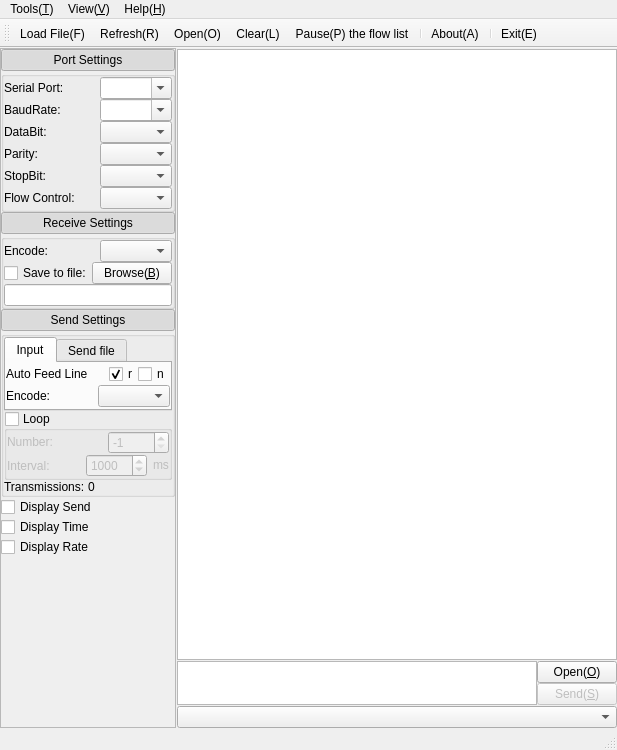
This is App/MainWindow.ui in KangLin/SerialPortAssistant as Qt 5 draws it before an edit. The edited form follows.
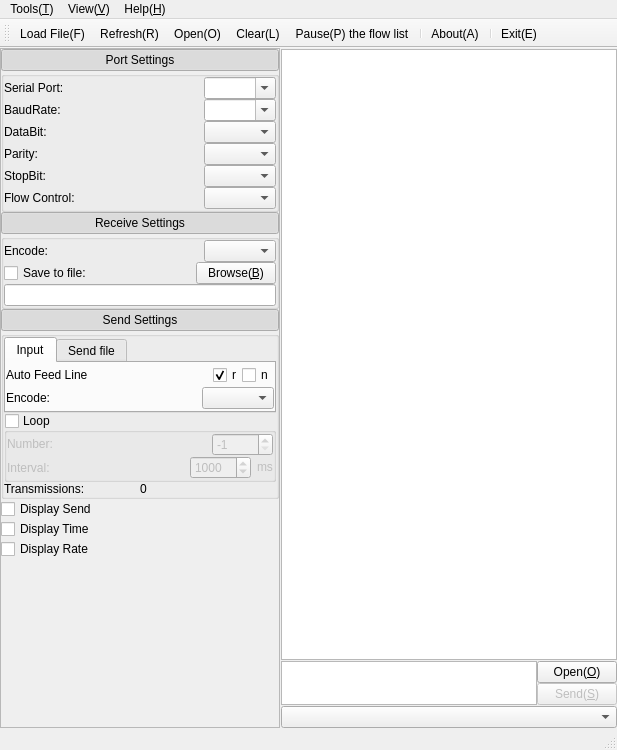
This is the edited form. Icons and pictures are not drawn. Custom widgets are drawn as their Qt base class.

Commit message: Android: modify main windows size

```diff
--- a/App/MainWindow.ui
+++ b/App/MainWindow.ui
@@ -10,12 +10,6 @@
     <height>750</height>
    </rect>
   </property>
-  <property name="sizePolicy">
-   <sizepolicy hsizetype="Preferred" vsizetype="Preferred">
-    <horstretch>0</horstretch>
-    <verstretch>0</verstretch>
-   </sizepolicy>
-  </property>
   <property name="windowTitle">
    <string>Serial Port Assistant</string>
   </property>
@@ -24,12 +18,6 @@
     <normaloff>:/icon/AppIcon</normaloff>:/icon/AppIcon</iconset>
   </property>
   <widget class="QWidget" name="centralWidget">
-   <property name="sizePolicy">
-    <sizepolicy hsizetype="Preferred" vsizetype="Preferred">
-     <horstretch>0</horstretch>
-     <verstretch>0</verstretch>
-    </sizepolicy>
-   </property>
    <layout class="QGridLayout" name="gridLayout_5">
     <property name="leftMargin">
      <number>0</number>
@@ -48,12 +36,6 @@
     </property>
     <item row="0" column="0">
      <widget class="QScrollArea" name="scrollArea">
-      <property name="sizePolicy">
-       <sizepolicy hsizetype="Preferred" vsizetype="Preferred">
-        <horstretch>0</horstretch>
-        <verstretch>0</verstretch>
-       </sizepolicy>
-      </property>
       <property name="frameShape">
        <enum>QFrame::NoFrame</enum>
       </property>
@@ -69,12 +51,6 @@
          <height>661</height>
         </rect>
        </property>
-       <property name="sizePolicy">
-        <sizepolicy hsizetype="Preferred" vsizetype="Preferred">
-         <horstretch>0</horstretch>
-         <verstretch>0</verstretch>
-        </sizepolicy>
-       </property>
        <layout class="QGridLayout" name="gridLayout_7">
         <property name="leftMargin">
          <number>0</number>
@@ -93,12 +69,6 @@
         </property>
         <item row="0" column="0">
          <widget class="QWidget" name="widget" native="true">
-          <property name="sizePolicy">
-           <sizepolicy hsizetype="Preferred" vsizetype="Preferred">
-            <horstretch>0</horstretch>
-            <verstretch>0</verstretch>
-           </sizepolicy>
-          </property>
           <layout class="QGridLayout" name="gridLayout_6">
            <property name="leftMargin">
             <number>0</number>
@@ -239,12 +209,6 @@
            </item>
            <item row="0" column="0" rowspan="4">
             <widget class="QFrame" name="frmLeftBar">
-             <property name="sizePolicy">
-              <sizepolicy hsizetype="Preferred" vsizetype="Preferred">
-               <horstretch>0</horstretch>
-               <verstretch>0</verstretch>
-              </sizepolicy>
-             </property>
              <property name="frameShape">
               <enum>QFrame::StyledPanel</enum>
              </property>
@@ -331,12 +295,6 @@
               </item>
               <item row="1" column="0">
                <widget class="QGroupBox" name="gbPortSeetings">
-                <property name="sizePolicy">
-                 <sizepolicy hsizetype="Preferred" vsizetype="Preferred">
-                  <horstretch>0</horstretch>
-                  <verstretch>0</verstretch>
-                 </sizepolicy>
-                </property>
                 <property name="title">
                  <string/>
                 </property>
@@ -589,12 +547,6 @@
               </item>
               <item row="3" column="0">
                <widget class="QGroupBox" name="gbReceiveSettings">
-                <property name="sizePolicy">
-                 <sizepolicy hsizetype="Preferred" vsizetype="Preferred">
-                  <horstretch>0</horstretch>
-                  <verstretch>0</verstretch>
-                 </sizepolicy>
-                </property>
                 <property name="title">
                  <string/>
                 </property>
@@ -692,12 +644,6 @@
               </item>
               <item row="5" column="0">
                <widget class="QGroupBox" name="gbSendSettings">
-                <property name="sizePolicy">
-                 <sizepolicy hsizetype="Preferred" vsizetype="Preferred">
-                  <horstretch>0</horstretch>
-                  <verstretch>0</verstretch>
-                 </sizepolicy>
-                </property>
                 <property name="title">
                  <string/>
                 </property>
@@ -719,12 +665,6 @@
                  </property>
                  <item row="0" column="0">
                   <widget class="QTabWidget" name="tbSendSettings">
-                   <property name="sizePolicy">
-                    <sizepolicy hsizetype="Preferred" vsizetype="Preferred">
-                     <horstretch>0</horstretch>
-                     <verstretch>0</verstretch>
-                    </sizepolicy>
-                   </property>
                    <property name="currentIndex">
                     <number>0</number>
                    </property>
@@ -894,12 +834,6 @@
                  </item>
                  <item row="1" column="0">
                   <widget class="QGroupBox" name="gpSendLoop">
-                   <property name="sizePolicy">
-                    <sizepolicy hsizetype="Preferred" vsizetype="Preferred">
-                     <horstretch>0</horstretch>
-                     <verstretch>0</verstretch>
-                    </sizepolicy>
-                   </property>
                    <property name="title">
                     <string>Loop</string>
                    </property>
@@ -972,12 +906,6 @@
                      <layout class="QHBoxLayout" name="horizontalLayout_11">
                       <item>
                        <widget class="QLabel" name="label_13">
-                        <property name="sizePolicy">
-                         <sizepolicy hsizetype="Preferred" vsizetype="Preferred">
-                          <horstretch>0</horstretch>
-                          <verstretch>0</verstretch>
-                         </sizepolicy>
-                        </property>
                         <property name="text">
                          <string>Interval:</string>
                         </property>
```
Left out of the diff: 6 changed lines with no effect on the pictures.
